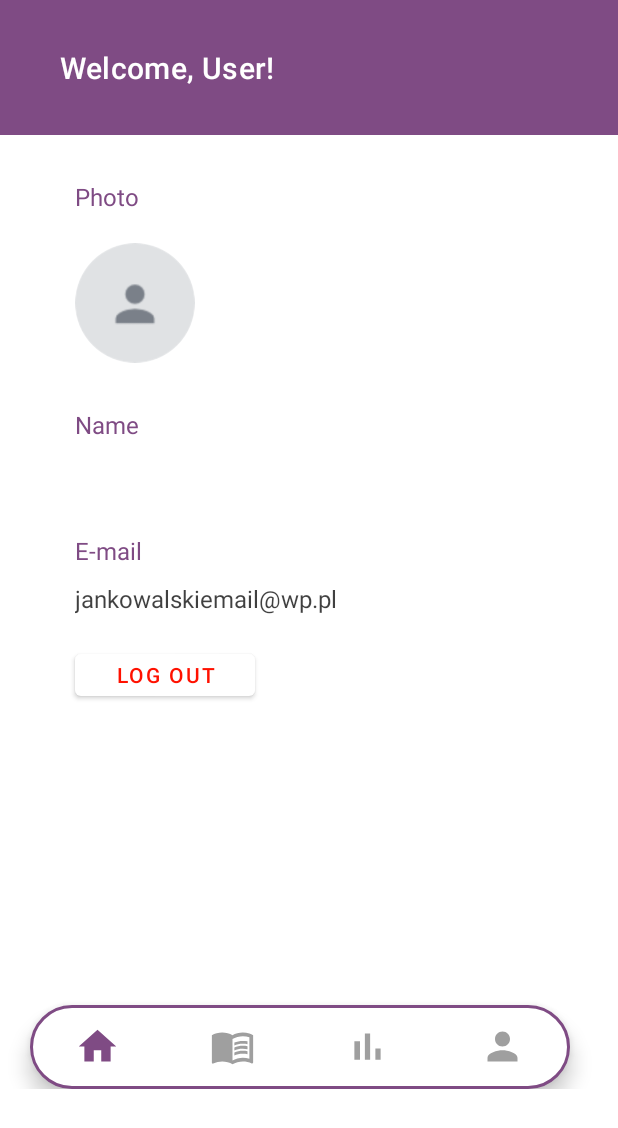
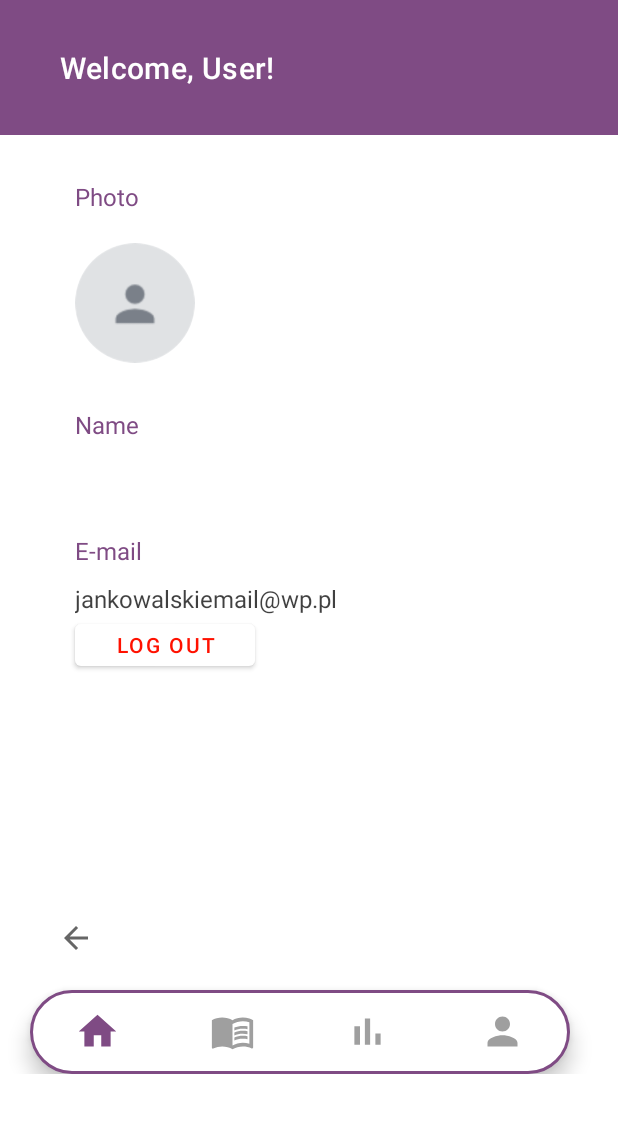
Before and after one commit to justynareplin/Polyglotie_v1.0, an Android app: the layout activity_profile.xml on its own in the app's theme, with its tools: preview values and no code run, on a phone screen of 412 x 824 dp. Shown: the top 1128 px of the screen. Run offline under Robolectric (Android 15) with nearby library versions, the phone set to English and light mode, and no system bars.

```diff
--- a/app/src/main/java/com/example/polyglotie/activities/MainActivity.kt
+++ b/app/src/main/java/com/example/polyglotie/activities/MainActivity.kt
@@ -21,11 +21,10 @@ import com.example.polyglotie.models.User
 import com.google.android.material.bottomnavigation.BottomNavigationView
 import org.w3c.dom.Text
 
-class MainActivity : AppCompatActivity() {
+class MainActivity : BaseActivity() {
     override fun onCreate(savedInstanceState: Bundle?) {
         super.onCreate(savedInstanceState)
         setContentView(R.layout.activity_main)
-
 
         val btnQuiz: Button = findViewById(R.id.btnQuiz)
         val btnFlashCards: Button = findViewById(R.id.btnFlashCards)
@@ -43,7 +42,7 @@ class MainActivity : AppCompatActivity() {
 
         //  bottomNavigationView.setupWithNavController(navController)
 
-        FirestoreClass().signInUser(this)
+        //FirestoreClass().signInUser(this)
 
         btnFlashCards.setOnClickListener {
             val intent = Intent(this, FlashCardsActivity::class.java)
--- a/app/src/main/res/layout/activity_flash_cards.xml
+++ b/app/src/main/res/layout/activity_flash_cards.xml
@@ -16,7 +16,7 @@
         app:layout_constraintEnd_toEndOf="parent"
         app:layout_constraintHorizontal_bias="1.0"
         app:layout_constraintStart_toEndOf="@+id/deck_words_quantity"
-        app:layout_constraintTop_toBottomOf="@+id/deck_rating2"
+        app:layout_constraintTop_toBottomOf="@+id/tv_your_level"
         app:layout_constraintVertical_bias="0.227"
         tools:text="3" />
 
@@ -50,7 +50,7 @@
         tools:ignore="SpeakableTextPresentCheck,TouchTargetSizeCheck" />
 
     <TextView
-        android:id="@+id/deck_rating2"
+        android:id="@+id/tv_your_level"
         android:layout_width="wrap_content"
         android:layout_height="wrap_content"
         android:layout_marginTop="48dp"
--- a/app/src/main/res/layout/activity_main.xml
+++ b/app/src/main/res/layout/activity_main.xml
@@ -68,6 +68,7 @@
         android:textColor="@color/purple_200"
         app:defaultNavHost="true" />
 
+
     <TextView
         android:layout_width="wrap_content"
         android:layout_height="match_parent"
--- a/app/src/main/res/layout/activity_profile.xml
+++ b/app/src/main/res/layout/activity_profile.xml
@@ -18,8 +18,6 @@
         android:textSize="16dp"
         android:layout_marginStart="50dp"
         android:layout_marginTop="30dp"/>
-
-
 
     <de.hdodenhof.circleimageview.CircleImageView
         android:id="@+id/user_circle_image"
@@ -74,17 +72,27 @@
         android:id="@+id/btnLogOut"
         android:layout_width="120dp"
         android:layout_height="40dp"
-        android:layout_marginTop="20dp"
+        android:layout_marginTop="0dp"
         android:layout_marginLeft="50dp"
         android:text="Log out"
         android:textColor="@color/red"/>
+
+    <ImageButton
+        android:id="@+id/backBtn"
+        style="?android:attr/borderlessButtonStyle"
+        android:layout_width="50dp"
+        android:layout_height="50dp"
+        android:layout_marginTop="150dp"
+        android:layout_marginStart="25dp"
+        app:srcCompat="?attr/actionModeCloseDrawable"
+        tools:ignore="SpeakableTextPresentCheck" />
 
     <com.google.android.material.bottomnavigation.BottomNavigationView
         android:id="@+id/bottom_navigation"
         android:gravity="bottom"
         android:layout_width="360dp"
         android:layout_height="match_parent"
-        android:layout_marginTop="200dp"
+        android:layout_marginTop="10dp"
         android:layout_marginStart="20dp"
         app:menu="@menu/item_menu"
         android:background="@drawable/round_corner"
```
Also changed, not shown: app/src/main/java/com/example/polyglotie/activities/ProfileActivity.kt (+29 -14 lines), app/src/main/java/com/example/polyglotie/firebase/FirestoreClass.kt (+5 -12 lines).
